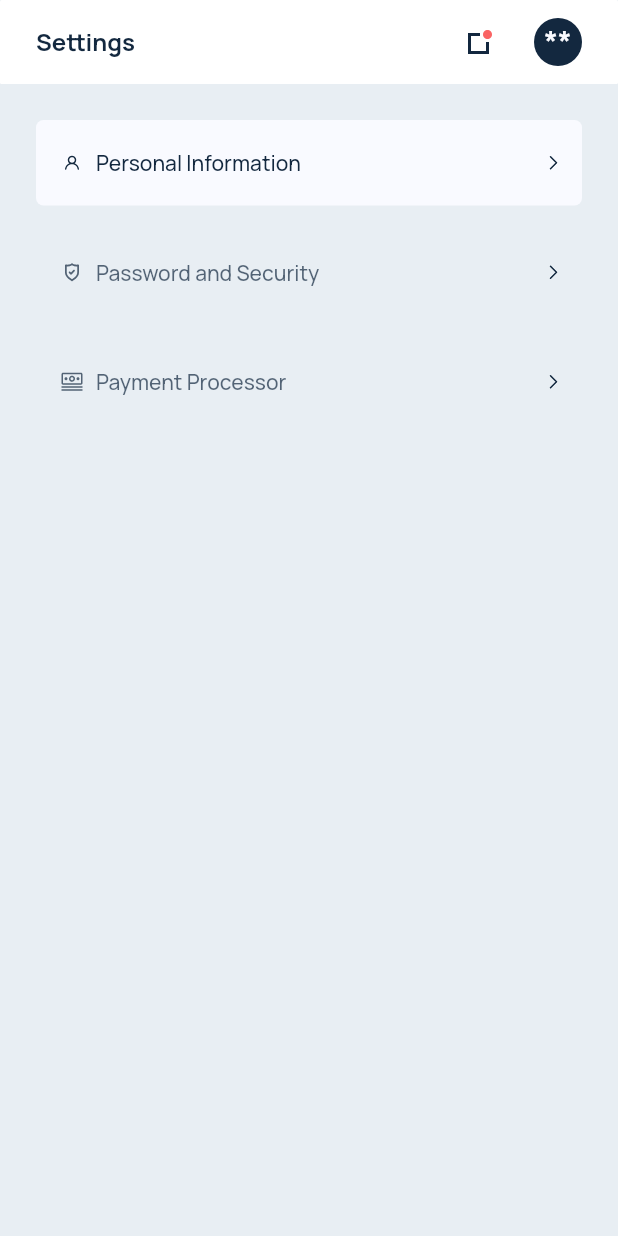
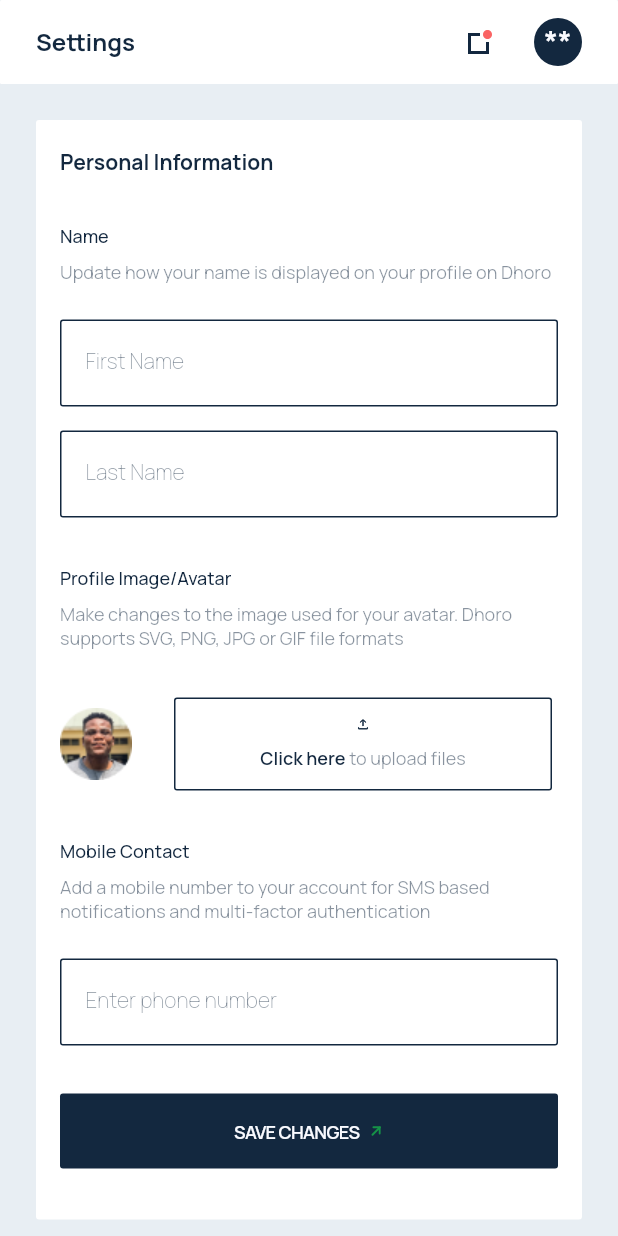
Before and after one commit to andymaking/tobeUsed, a Flutter app: the SettingsPage screen opened by its route, after a tap on "Personal Information", on a phone screen of 412 x 824 dp. Run offline on Flutter 3.47's test engine with Material 2 defaults, Android fonts, the phone set to English and light mode, and no system bars; our stand-ins replace cached_network_image, dio, flutter_hooks, flutter_svg, get_it, google_fonts and 4 more; missing offline and left inert: flutter_statusbarcolor_ns; accounts and stored records are empty.

Commit message:
Implement Personal Info screen

```diff
--- a/lib/route/routes.dart
+++ b/lib/route/routes.dart
@@ -4,6 +4,7 @@ import 'package:dhoro_mobile/ui/dashboard/dashboard.dart';
 import 'package:dhoro_mobile/ui/email_verification/email_verification.dart';
 import 'package:dhoro_mobile/ui/login/login.dart';
 import 'package:dhoro_mobile/ui/overview/overview.dart';
+import 'package:dhoro_mobile/ui/personal_info/personal_info.dart';
 import 'package:dhoro_mobile/ui/request/requests.dart';
 import 'package:dhoro_mobile/route/route_error_page.dart';
 import 'package:dhoro_mobile/ui/settings/settings.dart';
@@ -101,6 +102,12 @@ class AppRouter {
           settings: settings,
           fullscreenDialog: true,
         );
+      case AppRoutes.personalInfo:
+        return MaterialPageRoute<dynamic>(
+          builder: (_) => PersonalInformationPage(),
+          settings: settings,
+          fullscreenDialog: true,
+        );
 
       default:
         return MaterialPageRoute<dynamic>(
--- /dev/null
+++ b/lib/ui/personal_info/personal_info.dart
@@ -0,0 +1,367 @@
+import 'dart:io';
+
+import 'package:cached_network_image/cached_network_image.dart';
+import 'package:dhoro_mobile/route/routes.dart';
+import 'package:dhoro_mobile/utils/app_fonts.dart';
+import 'package:dhoro_mobile/utils/color.dart';
+import 'package:dhoro_mobile/utils/strings.dart';
+import 'package:dhoro_mobile/widgets/app_text_field.dart';
+import 'package:dhoro_mobile/widgets/app_toolbar.dart';
+import 'package:dhoro_mobile/widgets/button.dart';
+import 'package:flutter/material.dart';
+import 'package:flutter_svg/flutter_svg.dart';
+import 'package:google_fonts/google_fonts.dart';
+
+class PersonalInformationPage extends StatefulWidget {
+  const PersonalInformationPage({Key? key}) : super(key: key);
+
+  @override
+  _PersonalInformationPageState createState() => _PersonalInformationPageState();
+}
+
+class _PersonalInformationPageState extends State<PersonalInformationPage> {
+  TextEditingController _firstNameController = TextEditingController();
+  TextEditingController _lastNameController = TextEditingController();
+  TextEditingController _phoneController = TextEditingController();
+  TextEditingController _imageController = TextEditingController();
+  final isValidLogin = true;
+
+  @override
+  Widget build(BuildContext context) {
+    return Scaffold(
+      backgroundColor: Pallet.colorBackground,
+      body: SafeArea(
+        child: ListView(
+          children: [
+            Container(
+              child: Column(
+                mainAxisAlignment: MainAxisAlignment.start,
+                crossAxisAlignment: CrossAxisAlignment.start,
+                children: <Widget>[
+                  OverViewToolBar(AppString.settings, ""),
+                  SizedBox(
+                    height: 24,
+                  ),
+                  Padding(
+                    padding: const EdgeInsets.only(left: 24.0, right: 24, bottom: 24),
+                    child: Container(
+                        decoration: BoxDecoration(
+                            borderRadius: BorderRadius.all(Radius.circular(2)),
+                            color: const Color(0xfffffffff)),
+                      child: Padding(
+                        padding: const EdgeInsets.symmetric(horizontal: 16.0, vertical: 18),
+                        child: Column(
+                          mainAxisAlignment: MainAxisAlignment.start,
+                          crossAxisAlignment: CrossAxisAlignment.start,
+                          children: <Widget>[
+                            AppFontsStyle.getAppTextViewBold(
+                              "Personal Information",
+                              weight: FontWeight.w700,
+                              size: AppFontsStyle.textFontSize14,
+                            ),
+                            SizedBox(height: 32.0,),
+                            AppFontsStyle.getAppTextViewBold(
+                              "Name",
+                              weight: FontWeight.w500,
+                              size: AppFontsStyle.textFontSize12,
+                            ),
+                            SizedBox(height: 8.0,),
+                            AppFontsStyle.getAppTextViewBold(
+                                "Update how your name is displayed on your profile on Dhoro",
+                                size: AppFontsStyle.textFontSize12,
+                                weight: FontWeight.w400,
+                                color: Pallet.colorGrey
+                            ),
+                            SizedBox(height: 24.0,),
+                            AppFormField(
+                              label: AppString.firstName,
+                              controller: _firstNameController,
+                              onChanged: (value) {
+
+                              },
+                            ),
+                            SizedBox(
+                              height: 16,
+                            ),
+                            AppFormField(
+                              label: AppString.lastName,
+                              controller: _lastNameController,
+                              onChanged: (value) {
+
+                              },
+                            ),
+                            SizedBox(height: 32.0,),
+                            AppFontsStyle.getAppTextViewBold(
+                              "Profile Image/Avatar",
+                              weight: FontWeight.w500,
+                              size: AppFontsStyle.textFontSize12,
+                            ),
+                            SizedBox(
+                              height: 8,
+                            ),
+
+                            AppFontsStyle.getAppTextViewBold(
+                                "Make changes to the image used for your avatar. Dhoro supports SVG, PNG, JPG or GIF file formats",
+                                size: AppFontsStyle.textFontSize12,
+                                weight: FontWeight.w400,
+                                color: Pallet.colorGrey
+                            ),
+                            SizedBox(height: 32.0,),
+                            Row(
+                              crossAxisAlignment: CrossAxisAlignment.center,
+                              mainAxisAlignment: MainAxisAlignment.start,
+                              children: [
+                                // for (var index = 0;
+                                // index < uploadTwoImages.length;
+                                // index++)
+                                Container(
+                                  child: Image.asset(
+                                    AppImages.icDefaultImage,
+                                  ),
+                                ),
+                                SizedBox(width: 24.0,),
+                                Expanded(
+                                  child: Container(
+                                      margin: EdgeInsets.symmetric(
+                                        horizontal: 4,
+                                      ),
+                                      child: ImageToDisplay(
+                                        "",
+                                        MediaQuery.of(context).size.width,
+                                        //MediaQuery.of(context).size.width,
+                                        onClick: () async {
+
+                                        },
+                                      )
+                                  ),
+                                ),
+                              ],
+                            ),
+                            SizedBox(height: 32.0,),
+                            AppFontsStyle.getAppTextViewBold(
+                              "Mobile Contact",
+                              weight: FontWeight.w500,
+                              size: AppFontsStyle.textFontSize12,
+                            ),
+                            SizedBox(
+                              height: 8,
+                            ),
+                            AppFontsStyle.getAppTextViewBold(
+                                "Add a mobile number to your account for SMS based notifications and multi-factor authentication",
+                                size: AppFontsStyle.textFontSize12,
+                                weight: FontWeight.w400,
+                                color: Pallet.colorGrey
+                            ),
+                            SizedBox(height: 24.0,),
+                            AppFormField(
+                              label: "Enter phone number",
+                              controller: _phoneController,
+                              onChanged: (value) {
+
+                              },
+                            ),
+                            SizedBox(height: 32.0,),
+                            AppButton(
+                                onPressed: (){
+                                  Navigator.of(context).pushNamed(AppRoutes.dashboard);
+                                },
+                                title: "SAVE CHANGES",
+                                disabledColor: Pallet.colorYellow.withOpacity(0.2),
+                                titleColor: Pallet.colorWhite,
+                                icon: SvgPicture.asset(
+                                  AppImages.icSave,
+                                ),
+                                enabledColor: isValidLogin ? Pallet.colorBlue : Pallet.colorBlue.withOpacity(0.2),
+                                enabled: isValidLogin ? true : false),
+                            SizedBox(
+                              height: 16,
+                            ),
+                          ],
+                        ),
+                      )
+                    ),
+                  ),
+                ],
+              ),
+            ),
+          ],
+        ),
+      ),
+    );
+  }
+}
+
+class SelectImage extends StatefulWidget {
+  const SelectImage({Key? key}) : super(key: key);
+
+  @override
+  _SelectImageState createState() => _SelectImageState();
+}
+
+class _SelectImageState extends State<SelectImage> {
+  @override
+  Widget build(BuildContext context) {
+    return Container(
+      child: Row(
+        children: [
+          Container(
+            child: SvgPicture.asset(
+              AppImages.icDefaultImage,
+            ),
+          ),
+          Column(
+            mainAxisAlignment: MainAxisAlignment.center,
+            crossAxisAlignment: CrossAxisAlignment.center,
+            children: [
+              SvgPicture.asset(
+                AppImages.icOpen,
+              ),
+              Container(
+                  width: double.infinity,
+                  height: 70,
+                  child: Center(
+                    child: Text.rich(
+                      TextSpan(
+                          text: "Click here ",
+                          style: GoogleFonts.manrope(
+                            fontSize: 12,
+                            height: 1.5,
+                            color: Pallet.colorBlue,
+                            fontStyle: FontStyle.normal,
+                            fontWeight: FontWeight.w600,
+                          ),
+                          children: <TextSpan>[
+                            TextSpan(
+                              text: "to upload files",
+                              style: GoogleFonts.manrope(
+                                fontSize: 12,
+                                height: 1.2,
+                                color: Pallet.colorGrey,
+                                fontStyle: FontStyle.normal,
+                                fontWeight: FontWeight.w400,),
+                            ),
+                          ]
+                      ),
+                      textAlign: TextAlign.center,
+                    ),
+                  )
+              ),
+            ],
+          )
+        ],
+      ),
+    );
+  }
+}
+
+
+class ImageToDisplay extends StatelessWidget {
+  Function()? onClick;
+  String title;
+  double height;
+  //double width;
+
+  ImageToDisplay(this.title, this.height,/*this.width,*/ {onClick}) {
+    this.onClick = onClick;
+  }
+
+  @override
+  Widget build(BuildContext context) {
+    bool isFile = title.isNotEmpty && !title.startsWith("http") && "$title" != "null";
+    File? file = isFile ? File(title) : null;
+    bool isShowImage = (title.isNotEmpty && "$title" != "null");
+
+    return isShowImage
+        ? GestureDetector(
+      onTap: onClick,
+      child: Container(
+        height: height,
+        width: MediaQuery.of(context).size.width,
+        child: ClipRRect(
+          borderRadius: BorderRadius.all(Radius.circular(2)),
+          child: isFile
+              ? Image.file(
+            file!,
+            fit: BoxFit.cover,
+            height: height,
+            width: MediaQuery.of(context).size.width,
+          )
+              : CachedNetworkImage(
+              width: double.infinity,
+              height: double.infinity,
+              imageUrl: title,
+              imageBuilder: (context, imageProvider) => Container(
+                decoration: BoxDecoration(
+                  image: DecorationImage(
+                    image: imageProvider,
+                    fit: BoxFit.cover,
+                  ),
+                ),
+              ),
+              placeholder: (context, url) =>
+                  Center(child: CircularProgressIndicator()),
+              errorWidget: (context, url, error) => Image.asset(
+                "assets/images/ic_avatar.svg",
+                fit: BoxFit.cover,
+              ) //Icon(Icons.error),
+          ),
+        ),
+      ),
+    )
+        : GestureDetector(
+      onTap: onClick,
+      child: Container(
+        height: 62,
+        width: 267,
+        decoration: BoxDecoration(
+          border: Border.all(width: 1.0, color:Pallet.colorBlue),
+            borderRadius: BorderRadius.all(Radius.circular(2)),
+            color: const Color(0xfffffffff)),
+        child: Column(
+          mainAxisAlignment: MainAxisAlignment.center,
+          children: [
+            Center(
+              child: SvgPicture.asset(
+                AppImages.icOpen,
+                width: 10,
+                height: 10,
+              ),
+            ),
+            SizedBox(
+              height: 8.0,
+            ),
+            Container(
+                width: double.infinity,
+                child: Center(
+                  child: Text.rich(
+                    TextSpan(
+                        text: "Click here ",
+                        style: GoogleFonts.manrope(
+                          fontSize: 12,
+                          height: 1.5,
+                          color: Pallet.colorBlue,
+                          fontStyle: FontStyle.normal,
+                          fontWeight: FontWeight.w600,
+                        ),
+                        children: <TextSpan>[
+                          TextSpan(
+                            text: "to upload files",
+                            style: GoogleFonts.manrope(
+                              fontSize: 12,
+                              height: 1.2,
+                              color: Pallet.colorGrey,
+                              fontStyle: FontStyle.normal,
+                              fontWeight: FontWeight.w400,),
+                          ),
+                        ]
+                    ),
+                    textAlign: TextAlign.center,
+                  ),
+                )
+            ),
+          ],
+        ),
+      ),
+    );
+  }
+}
--- a/lib/ui/request/requests.dart
+++ b/lib/ui/request/requests.dart
@@ -122,7 +122,7 @@ class _RequestsPageState extends State<RequestsPage> {
                     height: 220,
                     width: double.infinity,
                     decoration: BoxDecoration(
-                        borderRadius: BorderRadius.all(Radius.circular(5)),
+                        borderRadius: BorderRadius.all(Radius.circular(2)),
                         color: const Color(0xfffffffff)),
                     child: Column(
                       mainAxisAlignment: MainAxisAlignment.start,
--- a/lib/ui/settings/settings.dart
+++ b/lib/ui/settings/settings.dart
@@ -1,4 +1,5 @@
 
+import 'package:dhoro_mobile/route/routes.dart';
 import 'package:dhoro_mobile/utils/app_fonts.dart';
 import 'package:dhoro_mobile/utils/color.dart';
 import 'package:dhoro_mobile/utils/strings.dart';
@@ -41,6 +42,7 @@ class _SettingsPageState extends State<SettingsPage> {
                     isPasswordAndSecuritySelected = false;
                     isPaymentProcessorSelected = false;
                   });
+                  Navigator.of(context).pushNamed(AppRoutes.personalInfo);
                 },
                 child: Sized24Container(
                   decoration: BoxDecoration(
--- a/lib/utils/strings.dart
+++ b/lib/utils/strings.dart
@@ -69,5 +69,8 @@ class AppImages{
   static const String icUser = "assets/images/ic_user.svg";
   static const String icShield = "assets/images/ic_shield_check.svg";
   static const String icPayment = "assets/images/ic_payment.svg";
+  static const String icSave = "assets/images/ic_save.svg";
+  static const String icDefaultImage = "assets/images/ic_default_image.png";
+  static const String icOpen = "assets/images/ic_open.svg";
 
 }
--- a/lib/widgets/button.dart
+++ b/lib/widgets/button.dart
@@ -28,14 +28,11 @@ class AppButton extends StatelessWidget {
 
   @override
   Widget build(BuildContext context) {
-
     return CupertinoButton(
         padding: EdgeInsets.zero,
         child: Container(
           height: 50,
-          padding: EdgeInsets.symmetric(
-              vertical: 2.5,
-              horizontal: 16),
+          padding: EdgeInsets.symmetric(vertical: 2.5, horizontal: 16),
           decoration: BoxDecoration(
             borderRadius: BorderRadius.circular(2),
             color: enabled ? enabledColor : disabledColor,
@@ -44,12 +41,18 @@ class AppButton extends StatelessWidget {
             child: Row(
               mainAxisAlignment: MainAxisAlignment.center,
               children: [
-                AppFontsStyle.getAppTextViewBold(title, size:AppFontsStyle.textFontSize12, color: titleColor),
+                AppFontsStyle.getAppTextViewBold(title,
+                    size: AppFontsStyle.textFontSize12, color: titleColor),
                 Container(
-                    padding: EdgeInsets.only(left: 6),
-                    child: SvgPicture.asset(AppImages.iconGreenArrowUp, width: 10, height: 10,),
+                  padding: EdgeInsets.only(left: 6),
+                  child: icon != null
+                      ? SvgPicture.asset(
+                          AppImages.iconGreenArrowUp,
+                          width: 10,
+                          height: 10,
+                        )
+                      : icon,
                 )
-
               ],
             ),
           ),
```
Also changed, not shown: assets/images/ic_default_image.png (added), assets/images/ic_open.svg (added), assets/images/ic_save.svg (added).
